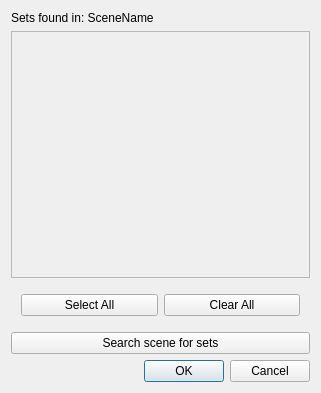
Above: setChooser_ui.ui from cstuart1310/MMU before the change. Below: the same form after it.
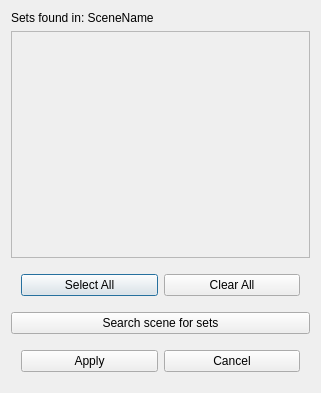
That is the form after the change. Icons and pictures are not drawn.

The edit to the form file:
```diff
--- a/setChooser_ui.ui
+++ b/setChooser_ui.ui
@@ -18,14 +18,7 @@
     <normaloff>MMU_logo.png</normaloff>MMU_logo.png</iconset>
   </property>
   <layout class="QGridLayout" name="gridLayout">
-   <item row="5" column="0">
-    <widget class="QDialogButtonBox" name="buttonBox_Exits">
-     <property name="standardButtons">
-      <set>QDialogButtonBox::Cancel|QDialogButtonBox::Ok</set>
-     </property>
-    </widget>
-   </item>
-   <item row="1" column="0">
+   <item row="2" column="0">
     <widget class="QScrollArea" name="scrollArea">
      <property name="widgetResizable">
       <bool>true</bool>
@@ -36,14 +29,21 @@
         <x>0</x>
         <y>0</y>
         <width>301</width>
-        <height>247</height>
+        <height>227</height>
        </rect>
       </property>
       <layout class="QGridLayout" name="gridLayout_2"/>
      </widget>
     </widget>
    </item>
-   <item row="2" column="0">
+   <item row="1" column="0">
+    <widget class="QLabel" name="label_setSource">
+     <property name="text">
+      <string>Sets found in: SceneName</string>
+     </property>
+    </widget>
+   </item>
+   <item row="3" column="0">
     <layout class="QHBoxLayout" name="horizontalLayout_allsButtons">
      <property name="leftMargin">
       <number>10</number>
@@ -73,20 +73,43 @@
      </item>
     </layout>
    </item>
-   <item row="0" column="0">
-    <widget class="QLabel" name="label_setSource">
-     <property name="text">
-      <string>Sets found in: SceneName</string>
-     </property>
-    </widget>
-   </item>
-   <item row="3" column="0">
+   <item row="4" column="0">
     <widget class="QPushButton" name="pushButton_searchScene">
      <property name="text">
       <string>Search scene for sets</string>
      </property>
     </widget>
    </item>
+   <item row="5" column="0">
+    <layout class="QHBoxLayout" name="horizontalLayout">
+     <property name="leftMargin">
+      <number>10</number>
+     </property>
+     <property name="topMargin">
+      <number>10</number>
+     </property>
+     <property name="rightMargin">
+      <number>10</number>
+     </property>
+     <property name="bottomMargin">
+      <number>10</number>
+     </property>
+     <item>
+      <widget class="QPushButton" name="pushButton_applySets">
+       <property name="text">
+        <string>Apply</string>
+       </property>
+      </widget>
+     </item>
+     <item>
+      <widget class="QPushButton" name="pushButton_cancelSets">
+       <property name="text">
+        <string>Cancel</string>
+       </property>
+      </widget>
+     </item>
+    </layout>
+   </item>
   </layout>
  </widget>
  <resources/>
```
